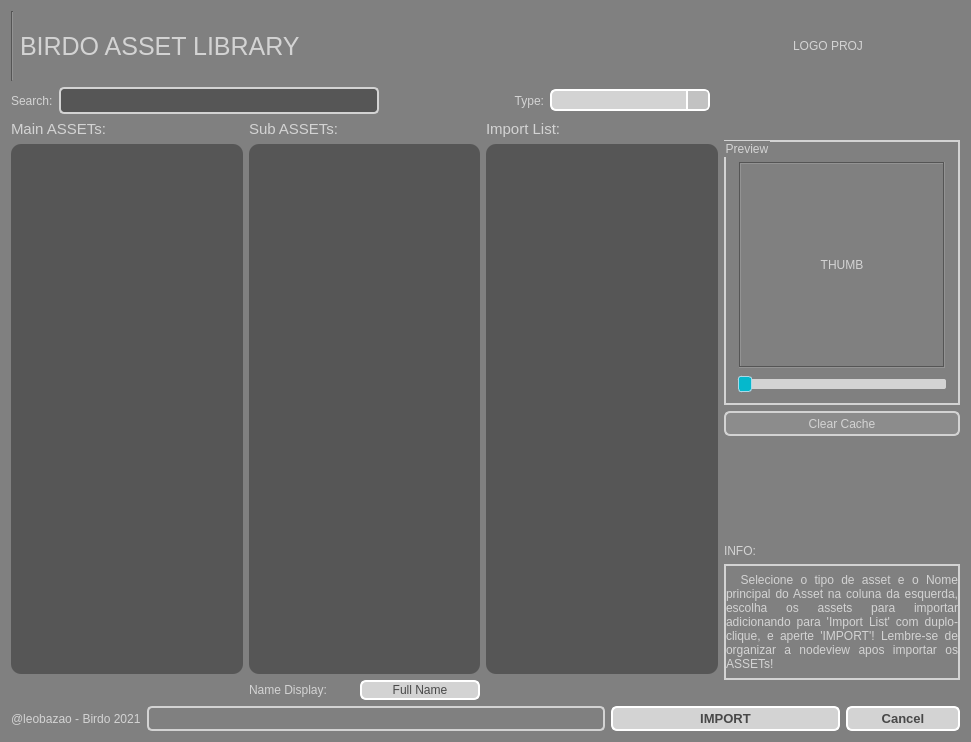
Before: the Qt Designer form harmony/birdoPack/ui/BD_BirdoASSETS.ui in otmbneto/BirdoApp, drawn with Qt 5.
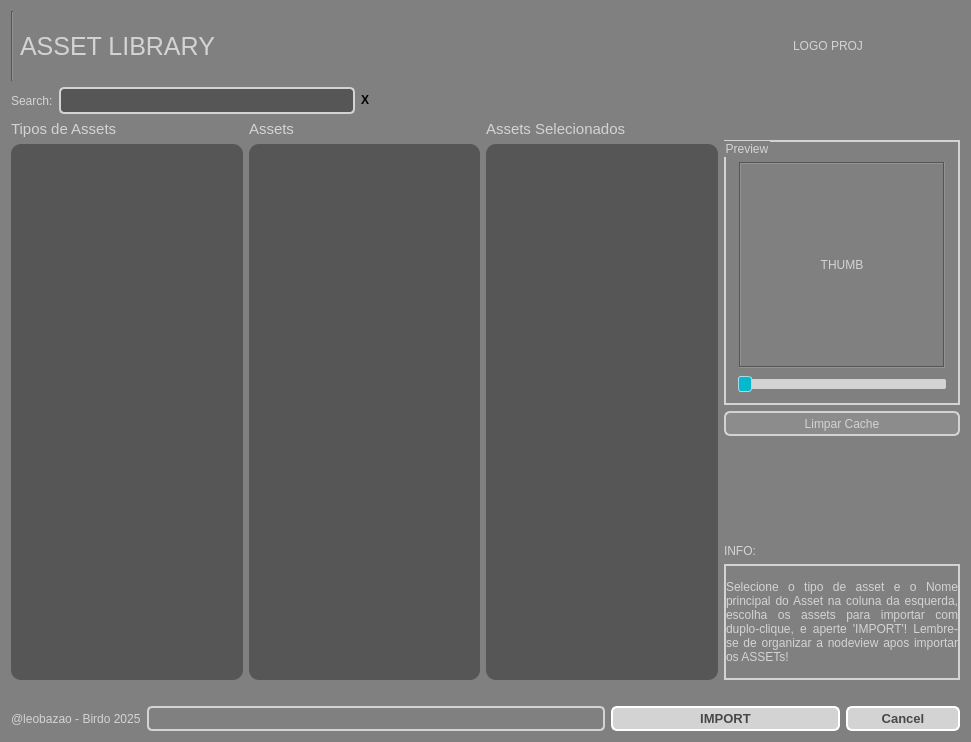
After: the same form once the commit is applied.

Commit message: atualizei os script de savetpl e import asset da library do BirdoAssets (ainda falta alguns testes)

The edit to the form file:
```diff
--- a/harmony/birdoPack/ui/BD_BirdoASSETS.ui
+++ b/harmony/birdoPack/ui/BD_BirdoASSETS.ui
@@ -116,7 +116,7 @@
           </font>
          </property>
          <property name="text">
-          <string>BIRDO ASSET LIBRARY</string>
+          <string>ASSET LIBRARY</string>
          </property>
         </widget>
        </item>
@@ -180,7 +180,7 @@
       </layout>
      </item>
      <item>
-      <layout class="QHBoxLayout" name="horizontalLayout_2" stretch="0,2,1,1,0">
+      <layout class="QHBoxLayout" name="horizontalLayout_2" stretch="0,2,0,4">
        <item>
         <widget class="QLabel" name="search_label">
          <property name="text">
@@ -190,9 +190,15 @@
        </item>
        <item>
         <widget class="QLineEdit" name="search_text">
+         <property name="sizePolicy">
+          <sizepolicy hsizetype="Preferred" vsizetype="Fixed">
+           <horstretch>0</horstretch>
+           <verstretch>0</verstretch>
+          </sizepolicy>
+         </property>
          <property name="maximumSize">
           <size>
-           <width>16777215</width>
+           <width>10000</width>
            <height>27</height>
           </size>
          </property>
@@ -216,62 +222,22 @@
         </widget>
        </item>
        <item>
-        <widget class="QLabel" name="label_7">
-         <property name="text">
-          <string>Type:</string>
+        <widget class="QPushButton" name="clearSearchButton">
+         <property name="font">
+          <font>
+           <weight>75</weight>
+           <bold>true</bold>
+          </font>
          </property>
-         <property name="alignment">
-          <set>Qt::AlignRight|Qt::AlignTrailing|Qt::AlignVCenter</set>
-         </property>
-        </widget>
-       </item>
-       <item>
-        <widget class="QComboBox" name="typeCombo">
          <property name="styleSheet">
-          <string notr="true">
-QComboBox {
-	color: black;
-    border: 2px solid white;
-    border-radius: 6px;
-    padding: 1px 18px 1px 3px;
-    min-width: 6em;
-}
-
-QComboBox:!editable, QComboBox::drop-down:editable {
-     background: lightgray;
-}
-
-QComboBox:on { /* shift the text when the popup opens */
-    padding-top: 3px;
-    padding-left: 4px;
-}
-
-QComboBox::drop-down {
-    width: 20px;
-	background-color: rgb(194, 194, 194);
-    border-left-width: 2px;
-    border-left-color: white;
-    border-left-style: solid; /* just a single line */
-    border-top-right-radius: 3px; /* same radius as the QComboBox */
-    border-bottom-right-radius: 3px;
-}
-
-QComboBox:hover{
-    border: 2px solid #05B8CC;
-    color: gray;
-}
-
-QComboBox QAbstractItemView{
-    border: 2px solid white;
-	border-radius: 10px;
-    color: gray;
-	background-color: lightgray;
-    selection-background-color: #05B8CC;
-	selection-color: white;
-	selection-item-border-radius: 2px;
-	padding: 3px 3px ;
+          <string notr="true">QPushButton {
+	border: null;
+	background: transparent;
 }</string>
          </property>
+         <property name="text">
+          <string>X</string>
+         </property>
         </widget>
        </item>
        <item>
@@ -280,7 +246,7 @@
           <enum>Qt::Horizontal</enum>
          </property>
          <property name="sizeType">
-          <enum>QSizePolicy::Fixed</enum>
+          <enum>QSizePolicy::Preferred</enum>
          </property>
          <property name="sizeHint" stdset="0">
           <size>
@@ -308,7 +274,7 @@
             </font>
            </property>
            <property name="text">
-            <string>Main ASSETs:</string>
+            <string>Tipos de Assets</string>
            </property>
            <property name="alignment">
             <set>Qt::AlignLeading|Qt::AlignLeft|Qt::AlignVCenter</set>
@@ -327,7 +293,7 @@
             </font>
            </property>
            <property name="text">
-            <string>Sub ASSETs:</string>
+            <string>Assets</string>
            </property>
            <property name="alignment">
             <set>Qt::AlignLeading|Qt::AlignLeft|Qt::AlignVCenter</set>
@@ -346,7 +312,7 @@
             </font>
            </property>
            <property name="text">
-            <string>Import List:</string>
+            <string>Assets Selecionados</string>
            </property>
            <property name="alignment">
             <set>Qt::AlignLeading|Qt::AlignLeft|Qt::AlignVCenter</set>
@@ -429,66 +395,7 @@
           </spacer>
          </item>
          <item row="2" column="1">
-          <layout class="QHBoxLayout" name="horizontalLayout_5">
-           <item>
-            <widget class="QLabel" name="label_8">
-             <property name="text">
-              <string>Name Display: </string>
-             </property>
-            </widget>
-           </item>
-           <item>
-            <widget class="QPushButton" name="nameButton">
-             <property name="enabled">
-              <bool>true</bool>
-             </property>
-             <property name="sizePolicy">
-              <sizepolicy hsizetype="Expanding" vsizetype="Fixed">
-               <horstretch>0</horstretch>
-               <verstretch>0</verstretch>
-              </sizepolicy>
-             </property>
-             <property name="maximumSize">
-              <size>
-               <width>120</width>
-               <height>20</height>
-              </size>
-             </property>
-             <property name="styleSheet">
-              <string notr="true">QPushButton {
-	color: rgb(72, 72, 72);
-    border: 2px solid white;
-    border-radius: 6px;
-	background-color: lightgray;
-    min-width: 80px;
-}
-
-QPushButton:checked {
-	color: white;
-	border-color: white;
-    background-color: #05B8CC;
-}
-
-QPushButton:hover{
-    border: 2px solid #05B8CC;
-    color: gray;
-}
-
-QPushButton:disabled {
-	color: gray;
-    border: 2px solid lightgray;
-	background-color: darkgray;
-}</string>
-             </property>
-             <property name="text">
-              <string>Full Name</string>
-             </property>
-             <property name="checkable">
-              <bool>true</bool>
-             </property>
-            </widget>
-           </item>
-          </layout>
+          <layout class="QHBoxLayout" name="horizontalLayout_5"/>
          </item>
         </layout>
        </item>
@@ -658,7 +565,7 @@
 }</string>
            </property>
            <property name="text">
-            <string>Clear Cache</string>
+            <string>Limpar Cache</string>
            </property>
           </widget>
          </item>
@@ -678,7 +585,7 @@
             <enum>QFrame::WinPanel</enum>
            </property>
            <property name="text">
-            <string>  Selecione o tipo de asset e o Nome principal do Asset na coluna da esquerda, escolha os assets para importar adicionando para 'Import List' com duplo-clique, e aperte 'IMPORT'! Lembre-se de organizar a nodeview apos importar os ASSETs!</string>
+            <string>Selecione o tipo de asset e o Nome principal do Asset na coluna da esquerda, escolha os assets para importar com duplo-clique, e aperte 'IMPORT'! Lembre-se de organizar a nodeview apos importar os ASSETs!</string>
            </property>
            <property name="alignment">
             <set>Qt::AlignJustify|Qt::AlignVCenter</set>
@@ -734,7 +641,7 @@
           </size>
          </property>
          <property name="text">
-          <string>@leobazao - Birdo 2021</string>
+          <string>@leobazao - Birdo 2025</string>
          </property>
         </widget>
        </item>
```
Left out of the diff: 2 changed lines with no effect on the pictures. The commit also changes 6 other files.
